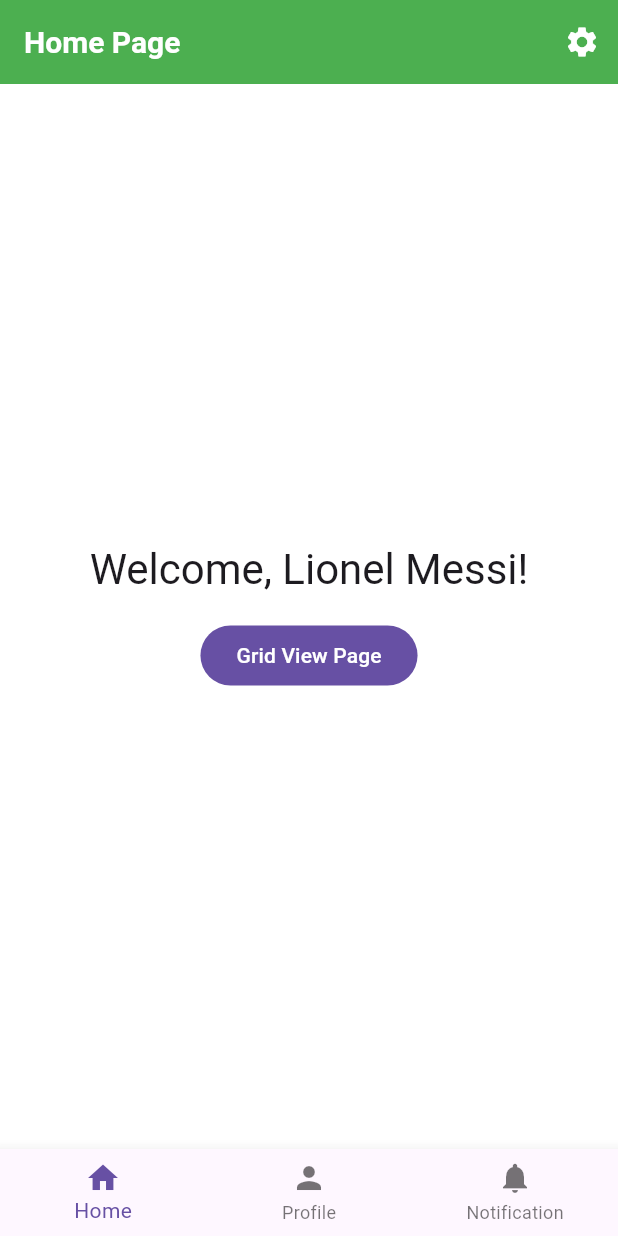
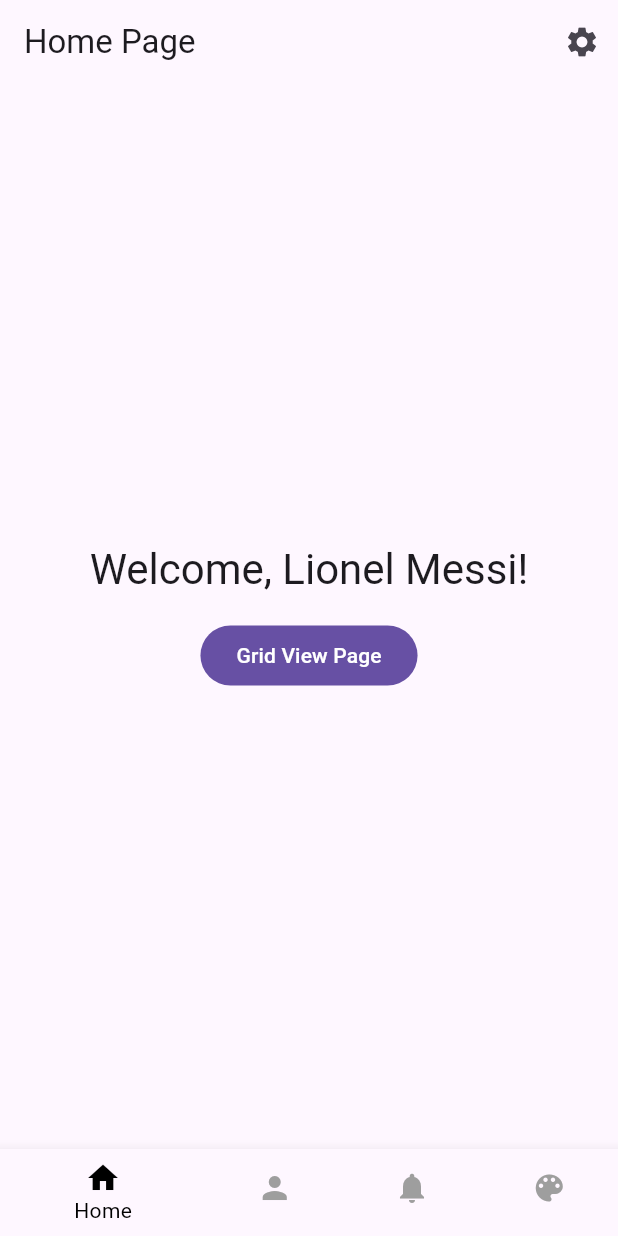
Before and after one commit to nixuiui/flutter_batch_6, a Flutter app: the screen it shows after launch, on a phone screen of 412 x 824 dp. Run offline on Flutter 3.47's test engine with Material 3 defaults, Android fonts, the phone set to English and light mode, and no system bars; our stand-ins replace equatable, flutter_bloc.

Commit message:
feat: Implement counter and theme functionality with Bloc architecture

```diff
--- a/lib/day-5/home_page.dart
+++ b/lib/day-5/home_page.dart
@@ -3,6 +3,7 @@
 import 'package:flutter_batch_6/day-5/notification_page.dart';
 import 'package:flutter_batch_6/day-5/profile_page.dart';
 import 'package:flutter_batch_6/day-5/setting_page.dart';
+import 'package:flutter_batch_6/day-6/pages/theme_page.dart';
 
 class HomePage extends StatefulWidget {
   const HomePage({super.key});
@@ -50,10 +51,13 @@
           },
         ),
         NotificationPage(),
+        ThemePage(),
       ][index],
       bottomNavigationBar: BottomNavigationBar(
         currentIndex: index,
         onTap: (value) => setState(() => index = value),
+        unselectedItemColor: Colors.grey,
+        selectedItemColor: Colors.black,
         items: [
           BottomNavigationBarItem(
             icon: Icon(Icons.home),
@@ -67,6 +71,10 @@
             icon: Icon(Icons.notifications),
             label: 'Notification',
           ),
+          BottomNavigationBarItem(
+            icon: Icon(Icons.color_lens),
+            label: 'Theme',
+          ),
         ]
       ),
     );
--- a/lib/day-5/routes.dart
+++ b/lib/day-5/routes.dart
@@ -2,12 +2,14 @@
 import 'package:flutter_batch_6/day-4/gridview_count_page.dart';
 import 'package:flutter_batch_6/day-4/gridview_page.dart';
 import 'package:flutter_batch_6/day-5/home_page.dart';
+import 'package:flutter_batch_6/day-6/pages/counter_page.dart';
 
 class AppRoutes {
   static const String home = '/';
   static const String gridView = '/gridview';
   static const String gridViewCount = '/gridview-count';
   static const String gridViewBuilder = '/gridview-builder';
+  static const String counter = '/counter';
 }
 
 final routes = {
@@ -15,4 +17,5 @@
   AppRoutes.gridView: (context) => const GridviewPage(),
   AppRoutes.gridViewCount: (context) => const GridviewCountPage(),
   AppRoutes.gridViewBuilder: (context) => const GridviewBuilderPage(),
+  AppRoutes.counter: (context) => const CounterPage(),
 };
--- /dev/null
+++ b/lib/day-6/blocs/theme_cubit.dart
@@ -0,0 +1,15 @@
+import 'package:flutter/material.dart';
+import 'package:flutter_bloc/flutter_bloc.dart';
+
+class ThemeCubit extends Cubit<ThemeMode> {
+  ThemeCubit() : super(ThemeMode.light);
+
+  void toggleTheme() {
+    if (state == ThemeMode.light) {
+      emit(ThemeMode.dark);
+    } else {
+      emit(ThemeMode.light);
+    }
+  }
+
+}
--- a/lib/main.dart
+++ b/lib/main.dart
@@ -1,6 +1,7 @@
 import 'package:flutter/material.dart';
-import 'package:flutter_batch_6/day-4/theme/theme.dart';
 import 'package:flutter_batch_6/day-5/routes.dart';
+import 'package:flutter_batch_6/day-6/blocs/theme_cubit.dart';
+import 'package:flutter_bloc/flutter_bloc.dart';
 
 void main() {
   runApp(const MyApp());
@@ -11,13 +12,24 @@
 
   @override
   Widget build(BuildContext context) {
-    return MaterialApp(
-      title: 'Flutter Demo',
-      themeMode: ThemeMode.light,
-      theme: lightTheme,
-      darkTheme: darkTheme,
-      routes: routes,
-      initialRoute: AppRoutes.home,
+    return MultiBlocProvider(
+      providers: [
+        BlocProvider<ThemeCubit>(
+          create: (context) => ThemeCubit(),
+        ),
+      ],
+      child: BlocBuilder<ThemeCubit, ThemeMode>(
+        builder: (context, state) {
+          return MaterialApp(
+            title: 'Flutter Demo',
+            themeMode: state,
+            theme: ThemeData.light(),
+            darkTheme: ThemeData.dark(),
+            routes: routes,
+            initialRoute: AppRoutes.home,
+          );
+        }
+      ),
     );
   }
 }
--- a/pubspec.yaml
+++ b/pubspec.yaml
@@ -34,6 +34,8 @@
   # The following adds the Cupertino Icons font to your application.
   # Use with the CupertinoIcons class for iOS style icons.
   cupertino_icons: ^1.0.8
+  flutter_bloc: ^9.1.0
+  equatable: ^2.0.7
 
 dev_dependencies:
   flutter_test:
```
Also changed, not shown: lib/day-6/blocs/counter_cubit.dart (added, +35 -0 lines), lib/day-6/blocs/counter_state.dart (added, +24 -0 lines), lib/day-6/pages/counter_page.dart (added, +112 -0 lines), lib/day-6/pages/theme_page.dart (added, +35 -0 lines), pubspec.lock.
